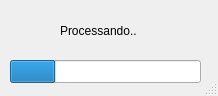
The window that src/dialogprogress.ui (jandernascimento/imageprocessing-umanipulator) describes before a commit, drawn with Qt 5.
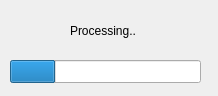
The same window after the commit.

The edit to the form file:
```diff
--- a/src/dialogprogress.ui
+++ b/src/dialogprogress.ui
@@ -23,7 +23,7 @@
    <string>Applying</string>
   </property>
   <property name="sizeGripEnabled">
-   <bool>true</bool>
+   <bool>false</bool>
   </property>
   <property name="modal">
    <bool>true</bool>
@@ -53,14 +53,14 @@
   <widget class="QLabel" name="label">
    <property name="geometry">
     <rect>
-     <x>60</x>
+     <x>70</x>
      <y>20</y>
-     <width>131</width>
+     <width>81</width>
      <height>21</height>
     </rect>
    </property>
    <property name="text">
-    <string>Processando..</string>
+    <string>Processing..</string>
    </property>
   </widget>
  </widget>
```
Left out of the diff: 10 changed lines with no effect on the pictures.
